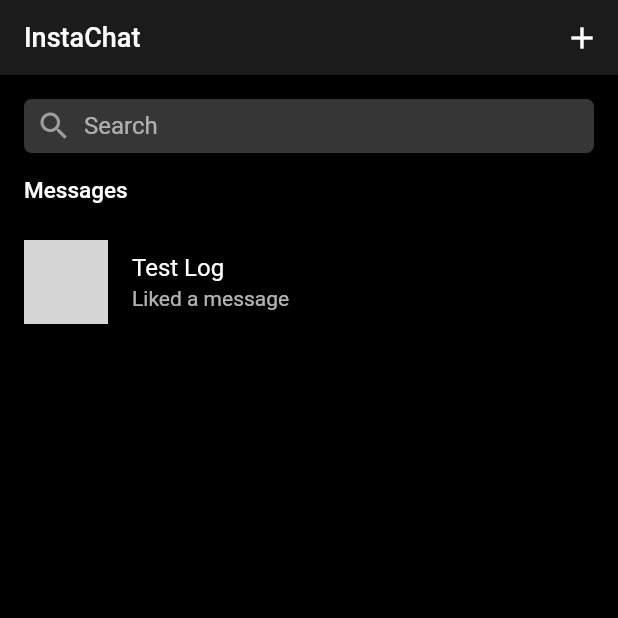
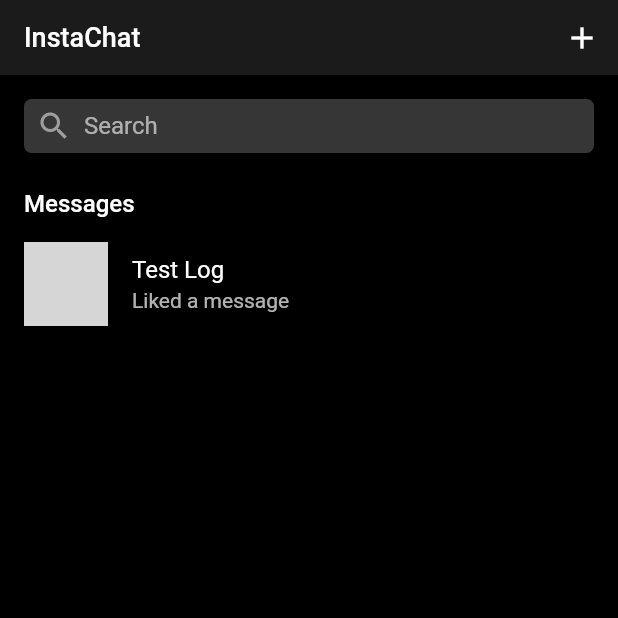
Before and after one commit to tusharsadhwani/instachat, a Flutter app: the screen it shows after launch, on a phone screen of 412 x 824 dp, the top half of it. Run offline on Flutter 3.47's test engine with Material 2 defaults, Android fonts, the phone set to English and light mode, and no system bars; network calls fail; grey boxes are pictures that could not be loaded.

Commit message:
Minor UI changes

```diff
--- a/lib/main.dart
+++ b/lib/main.dart
@@ -25,7 +25,7 @@ class MyApp extends StatelessWidget {
             fontWeight: FontWeight.w500,
           ),
           bodyText1: TextStyle(
-            fontSize: 15,
+            fontSize: 16,
             fontWeight: FontWeight.w500,
           ),
         ),
@@ -59,7 +59,7 @@ class _MyHomePageState extends State<MyHomePage> {
             InstaAppBar(title: widget.title),
             SearchBar(),
             Padding(
-              padding: const EdgeInsets.only(left: 16, bottom: 16),
+              padding: const EdgeInsets.symmetric(horizontal: 16, vertical: 8),
               child: Text(
                 'Messages',
                 style: Theme.of(context).textTheme.bodyText1,
```
